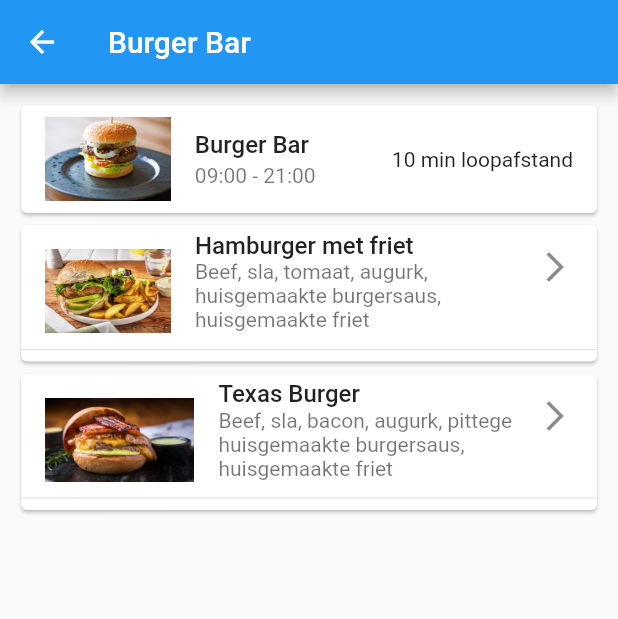
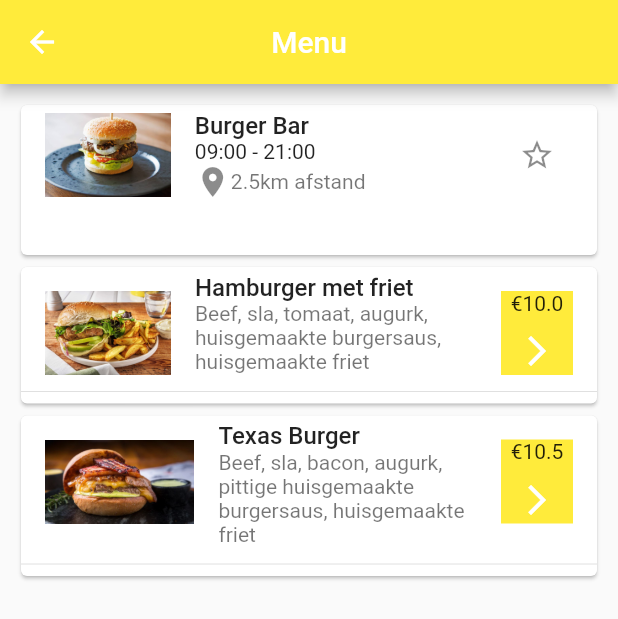
Before and after one commit to terrence229/Project-Mobile-Development, a Flutter app: the ItemMenu screen opened directly, on a phone screen of 412 x 824 dp. Shown: the top 619 px of the screen. Run offline on Flutter 3.47's test engine with Material 2 defaults, Android fonts, the phone set to English and light mode, and no system bars.

Commit message:
Changed: Layout restaurant, Add: Interactability buttons(Not the right functions)

```diff
--- /dev/null
+++ b/client/lib/screens/item_menu_route.dart
@@ -0,0 +1,195 @@
+import 'package:flutter/material.dart';
+import 'item_overview_route.dart';
+
+class ItemMenu extends StatelessWidget{
+  @override
+  Widget build(BuildContext context) {
+    return Scaffold(
+        appBar: AppBar(
+          centerTitle: true,
+          backgroundColor: Colors.yellow,
+        title: Text("Menu",)
+    ),
+    body: BuildScreen(),
+      );
+  }
+}
+
+class BuildRestaurantCard extends StatelessWidget{
+  BuildRestaurantCard({
+    Key key,
+    this.photo,
+    this.restaurantName,
+    this.openingHours,
+    this.closingHours,
+    this.walkingDistance,
+}): super (key: key);
+
+  final Image photo;
+  final String restaurantName;
+  final String openingHours;
+  final String closingHours;
+  final String walkingDistance;
+
+  @override
+  Widget build(BuildContext context){
+    return Center(
+      child: Card(
+        child: Container(
+          height: 100,
+          child: Column(
+            children: [
+              ListTile(
+                  leading: photo,
+                  title: Text(restaurantName,
+                      style: TextStyle(fontWeight: FontWeight.w500)),
+                  subtitle: Column(
+                      children: <Widget>[
+                        Row(
+                          children: <Widget>[
+                            RichText(
+                                text: TextSpan(
+                                    style: DefaultTextStyle.of(context).style,
+                                    children: <TextSpan>[
+                                        TextSpan(text: openingHours.toString()),
+                                        TextSpan(text: ' - '),
+                                        TextSpan(text: closingHours.toString())
+                                      ]
+                                  )
+                              ),
+                          ],
+                        ),
+                        Row(
+                          children: <Widget>[
+                            Icon(Icons.place),
+                            Text(walkingDistance),
+                          ],
+                        )
+                      ]
+                  ),
+                  trailing:
+                  IconButton(
+                    icon: Icon(Icons.star_border),
+                    onPressed: (){
+                      Navigator.push(
+                          context,
+                          MaterialPageRoute(
+                              builder: (context){
+                                return ItemOverview();
+                              }
+                          )
+                      );
+                    },
+                  )
+              ),
+            ],
+          ),
+        )
+      ),
+    );
+  }
+}
+
+class BuildItemCard extends StatelessWidget {
+  BuildItemCard({
+    Key key,
+    this.photo,
+    this.itemName,
+    this.description,
+    this.price,
+  }) : super (key: key);
+
+  final Widget photo;
+  final String itemName;
+  final String description;
+  final double price;
+
+  static int amount;
+
+  @override
+  Widget build(BuildContext context) {
+    return Center(
+      child: Container(
+        child: Card(
+            child: Column(
+              children: [
+                ListTile(
+                    leading: photo,
+                    title: Text(itemName,
+                        style: TextStyle(fontWeight: FontWeight.w500)),
+                    subtitle: Text(description),
+                    trailing:Container(
+                        height: 100,
+                        color: Colors.yellow,
+                        child: Column(
+                          children: <Widget>[
+                            Container(
+                              child: RichText(
+                                  text: TextSpan(
+                                      style: DefaultTextStyle.of(context).style,
+                                      children: <TextSpan>[
+                                        TextSpan(text: '€'),
+                                        TextSpan(text: price.toString())
+                                      ]
+                                  )
+                              ),
+                            ),
+                            IconButton(
+                              //alignment: Alignment.topCenter,
+                              icon: Icon(Icons.arrow_forward_ios),
+                              color: Colors.white,
+                              onPressed: (){
+                                Navigator.push(
+                                    context,
+                                    MaterialPageRoute(
+                                        builder: (context){
+                                          return ItemOverview();
+                                        }
+                                    )
+                                );
+                              },
+                            ),
+                          ],
+                        )
+                    )
+                ),
+                Divider(),
+              ],
+            )
+        ),
+      )
+    );
+  }
+}
+
+class BuildScreen extends StatelessWidget{
+  BuildScreen({Key key}) : super(key: key);
+
+  @override
+  Widget build(BuildContext context){
+    return ListView(
+      padding: const EdgeInsets.all(10.0),
+      children: <Widget>[
+        BuildRestaurantCard(
+          photo: Image.asset('assets/Burger.jpg'),
+          restaurantName: 'Burger Bar',
+          openingHours: '09:00',
+          closingHours: '21:00',
+          walkingDistance:'2.5km afstand',
+        ),
+        BuildItemCard(
+          photo: Image.asset('assets/Burger_met_Friet.jpg'),
+          itemName: 'Hamburger met friet',
+          description: 'Beef, sla, tomaat, augurk, huisgemaakte burgersaus, huisgemaakte friet',
+          price: 10,
+        ),
+        BuildItemCard(
+          photo: Image.asset('assets/Texas_Burger.jpg'),
+          itemName: 'Texas Burger',
+          description: 'Beef, sla, bacon, augurk, pittige huisgemaakte burgersaus, huisgemaakte friet',
+          price: 10.5,
+        )
+      ],
+    );
+  }
+}
--- a/client/lib/screens/item_menu_screen.dart
+++ /dev/null
@@ -1,105 +0,0 @@
-import 'package:flutter/material.dart';
-
-class ItemMenu extends StatelessWidget{
-  @override
-  Widget build(BuildContext context) {
-    return Scaffold(
-        appBar: AppBar(
-        title: Text("Burger Bar")
-    ),
-    body: MyStatelessWidget(),
-      );
-  }
-}
-
-class BuildRestaurantCard extends StatelessWidget{
-  BuildRestaurantCard({
-    Key key,
-    this.photo,
-    this.restaurantName,
-    this.workingHours,
-    this.walkingDistance,
-}): super (key: key);
-
-  final Image photo;
-  final String restaurantName;
-  final String workingHours;
-  final String walkingDistance;
-
-  @override
-  Widget build(BuildContext context){
-    return Center(
-      child: Card(
-        child: ListTile(
-          leading: photo,
-          title: Text(restaurantName,
-              style: TextStyle(fontWeight: FontWeight.w500)),
-          subtitle: Text(workingHours),
-          trailing: Text(walkingDistance),
-          ),
-      ),
-    );
-  }
-}
-
-class BuildItemCard extends StatelessWidget{
-  BuildItemCard({
-    Key key,
-    this.photo,
-    this.itemName,
-    this.description,
-  }): super (key: key);
-
-  final Widget photo;
-  final String itemName;
-  final String description;
-
-  @override
-  Widget build(BuildContext context){
-    return Center(
-      child: Card(
-          child: Column(
-            children: [
-              ListTile(
-                  leading: photo,
-                  title: Text(itemName,
-                      style: TextStyle(fontWeight: FontWeight.w500)),
-                  subtitle: Text(description),
-                  trailing: Icon(Icons.arrow_forward_ios)
-                ),
-              Divider(),
-            ],
-          )
-      ),
-    );
-  }
-}
-
-class MyStatelessWidget extends StatelessWidget{
-  MyStatelessWidget({Key key}) : super(key: key);
-
-  @override
-  Widget build(BuildContext context){
-    return ListView(
-      padding: const EdgeInsets.all(10.0),
-      children: <Widget>[
-        BuildRestaurantCard(
-          photo: Image.asset('assets/Burger.jpg'),
-          restaurantName: 'Burger Bar',
-          workingHours: '09:00 - 21:00',
-          walkingDistance:'10 min loopafstand',
-        ),
-        BuildItemCard(
-          photo: Image.asset('assets/Burger_met_Friet.jpg'),
-          itemName: 'Hamburger met friet',
-          description: 'Beef, sla, tomaat, augurk, huisgemaakte burgersaus, huisgemaakte friet',
-        ),
-        BuildItemCard(
-          photo: Image.asset('assets/Texas_Burger.jpg'),
-          itemName: 'Texas Burger',
-          description: 'Beef, sla, bacon, augurk, pittege huisgemaakte burgersaus, huisgemaakte friet',
-        )
-      ],
-    );
-  }
-}
--- /dev/null
+++ b/client/lib/screens/item_overview_route.dart
@@ -0,0 +1,31 @@
+import 'package:flutter/material.dart';
+import 'item_menu_route.dart';
+
+class ItemOverview extends StatelessWidget{
+  @override
+  Widget build(BuildContext context) {
+    return Scaffold(
+      appBar: AppBar(
+          centerTitle: true,
+          backgroundColor: Colors.yellow,
+          title: Text("Menu",)
+      ),
+      body: BuildScreen(),
+    );
+  }
+}
+
+/*class BuildItemInfo extends StatelessWidget{
+  final Widget photo= BuildItemCard.photo;
+  final String itemName= BuildItemCard.itemName;
+  final String description= BuildItemCard.description;
+  final String restaurantName= BuildRestaurantCard.restaurantName;
+  final Float price= 0;
+  final Float amount= 0;
+
+  @override
+  Widget build(BuildContext context) {
+
+  }
+
+}*/
--- a/client/lib/screens/landing_route.dart
+++ b/client/lib/screens/landing_route.dart
@@ -1,5 +1,5 @@
 import 'package:flutter/material.dart';
-import 'order_route.dart';
+import 'item_menu_route.dart';
 
 /**
  * Splash screen
@@ -19,7 +19,7 @@ class LandingRoute extends StatelessWidget {
               context,
               MaterialPageRoute(
                 builder: (context) {
-                  return OrderRoute();
+                  return ItemMenu();
                 },
               ),
             );
```
